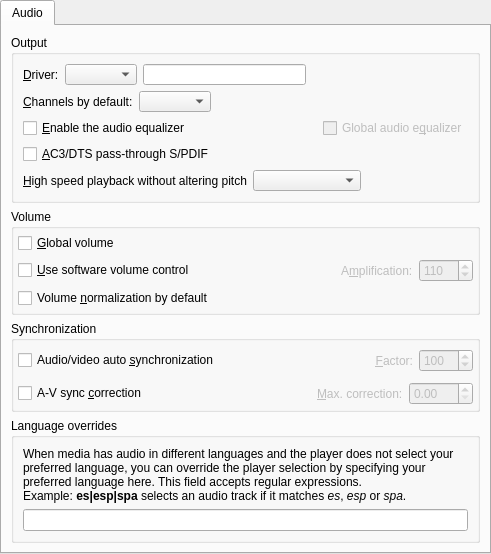
The window that src/gui/pref/audio.ui (wilbert2000/wzplayer) describes before a commit, drawn with Qt 5.
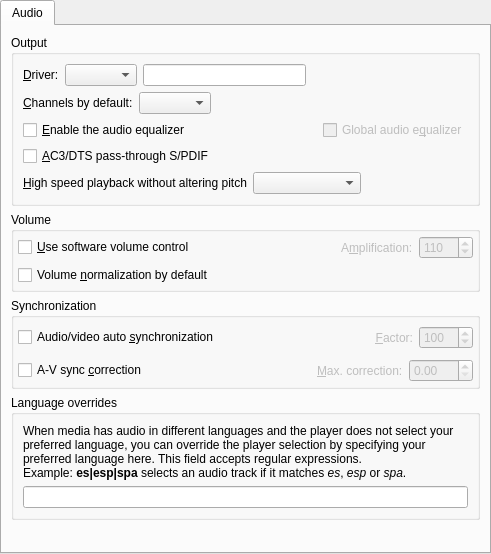
The same window after the commit. Custom widgets are drawn as their Qt base class.

Commit message: Moved global volume option to "Remember settings" in general section

What changed in the file:
```diff
--- a/src/gui/pref/audio.ui
+++ b/src/gui/pref/audio.ui
@@ -211,13 +211,6 @@
           <property name="margin">
            <number>4</number>
           </property>
-          <item>
-           <widget class="QCheckBox" name="global_volume_check">
-            <property name="text">
-             <string>&amp;Global volume</string>
-            </property>
-           </widget>
-          </item>
           <item>
            <layout class="QHBoxLayout">
             <property name="spacing">
```
Left out of the diff: 1 changed line with no effect on the pictures. The commit also changes 5 other files.
